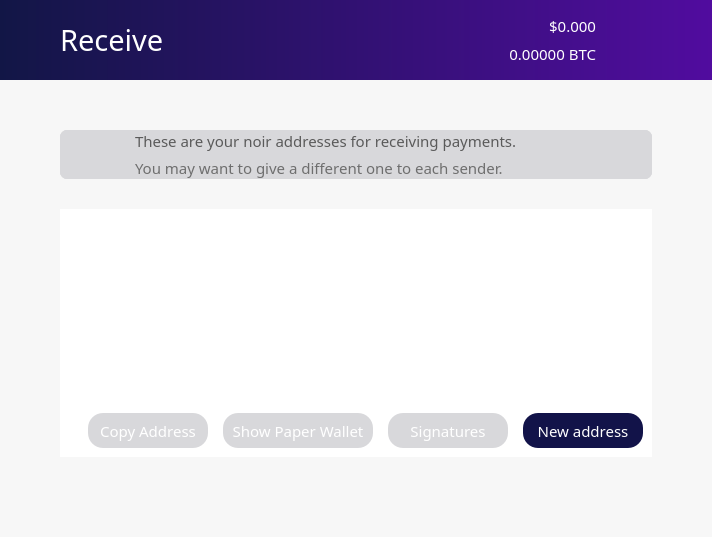
First picture: the form in src/qt/forms/receivecoinsdialog.ui, repository noirofficial/noir, before the edit.
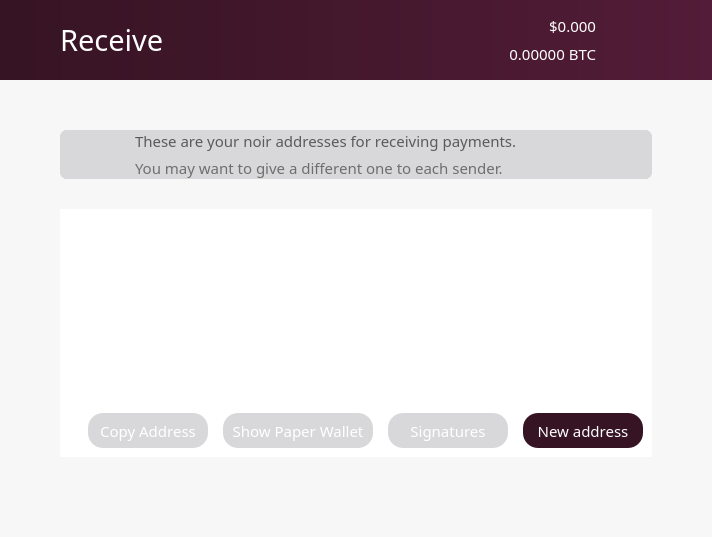
Second picture: the form after the edit. Icons and pictures are not drawn.

Commit message: rebrand: update colors

```diff
--- a/src/qt/forms/receivecoinsdialog.ui
+++ b/src/qt/forms/receivecoinsdialog.ui
@@ -379,7 +379,7 @@
             <bool>false</bool>
            </property>
            <property name="styleSheet">
-            <string notr="true">background: QLinearGradient(x1: 0, y1: 0, x2: 1, y2: 0, stop: 0 #121646, stop: 1 #510c9f);
+            <string notr="true">background: QLinearGradient(x1: 0, y1: 0, x2: 1, y2: 0, stop: 0 #361423, stop: 1 #531c38);
 border:0;
 </string>
            </property>
@@ -1304,7 +1304,7 @@
                    </font>
                   </property>
                   <property name="styleSheet">
-                   <string notr="true">background-color: #121349;
+                   <string notr="true">background-color: #361423;
 color: white;
 border-radius:15px;
 height:35px;
```
The commit also changes 88 other files.
